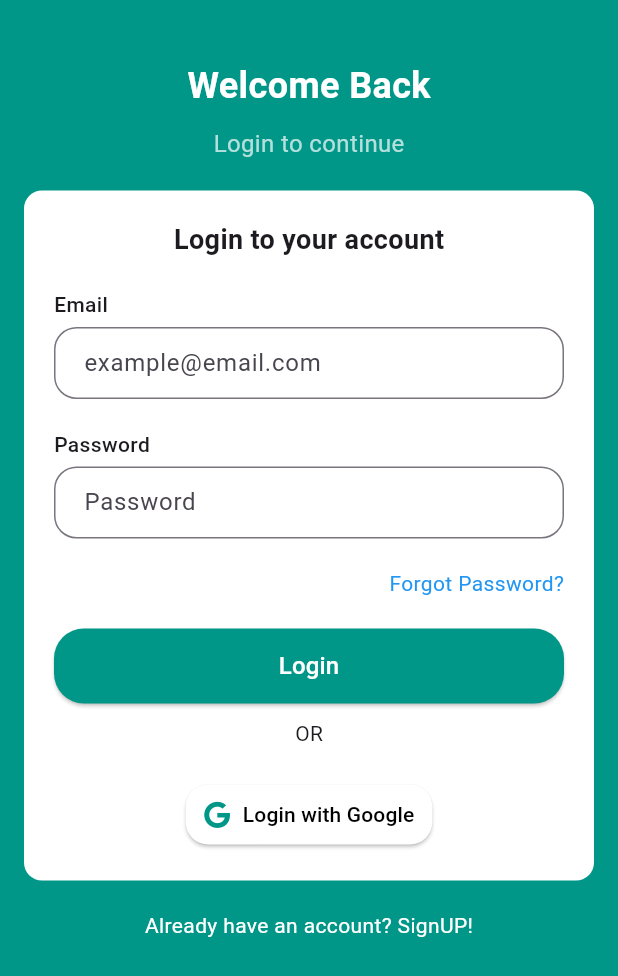
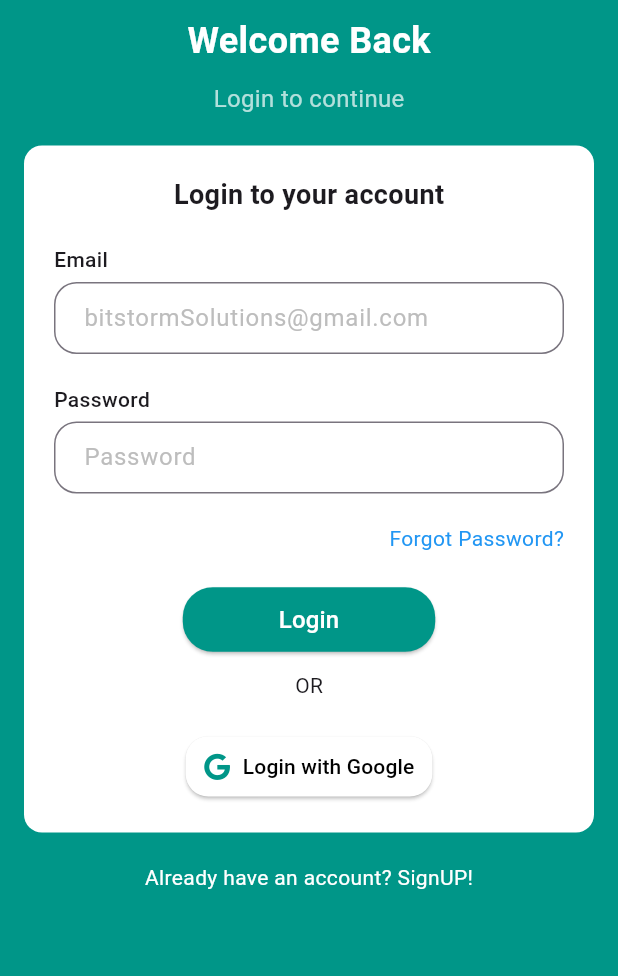
Before and after one commit to Ahad-Khan9076/sales_management, a Flutter app: the screen it shows after launch, after a tap on an icon or button, on a phone screen of 412 x 824 dp. Shown: the top 976 px of the screen. Run offline on Flutter 3.47's test engine with Material 3 defaults, Android fonts, the phone set to English and light mode, and no system bars; our stand-ins replace country_code_picker, curved_navigation_bar, fl_chart, font_awesome_flutter, get, intl_phone_field.

Commit message:
Modified the UI

```diff
--- a/lib/screens/login_screen.dart
+++ b/lib/screens/login_screen.dart
@@ -23,7 +23,7 @@ class _LoginScreenState extends State<LoginScreen> {
           child: Column(
             crossAxisAlignment: CrossAxisAlignment.start,
             children: [
-              const SizedBox(height: 40),
+              const SizedBox(height: 10),
               const Center(
                 child: Text(
                   "Welcome Back",
@@ -60,7 +60,7 @@ class _LoginScreenState extends State<LoginScreen> {
                       style: TextStyle(fontSize: 18, fontWeight: FontWeight.bold),
                     ),
                     const SizedBox(height: 20),
-                    CustomTextField(label: "Email", hintText: "example@email.com"),
+                    CustomTextField(label: "Email", hintText: "bitstormSolutions@gmail.com"),
                     const SizedBox(height: 20),
                     CustomTextField(label: "Password", hintText: "Password", obscureText: true),
                     const SizedBox(height: 20),
@@ -85,8 +85,9 @@ class _LoginScreenState extends State<LoginScreen> {
                       },
                       style: ElevatedButton.styleFrom(
                         backgroundColor: Colors.teal,
-                        minimumSize: const Size(double.infinity, 50),
+                        // minimumSize: const Size(double.infinity, 50),
                         shape: RoundedRectangleBorder(borderRadius: BorderRadius.circular(20)),
+                        padding: const EdgeInsets.symmetric(horizontal: 64,vertical: 10),
                       ),
                       child: const Text("Login", style: TextStyle(fontSize: 16, color: Colors.white)),
                     ),
--- a/lib/screens/signup_screen.dart
+++ b/lib/screens/signup_screen.dart
@@ -16,7 +16,7 @@ class SignupScreen extends StatelessWidget {
           child: Column(
             crossAxisAlignment: CrossAxisAlignment.center,
             children: [
-              const SizedBox(height: 30),
+              const SizedBox(height: 10),
               const Center(
                 child: Text(
                   "Welcome to the App",
@@ -48,7 +48,7 @@ class SignupScreen extends StatelessWidget {
                     BoxShadow(
                       color: Colors.black.withOpacity(0.1),
                       blurRadius: 10,
-                      offset: Offset(0, 5),
+                      offset: const Offset(0, 5),
                     ),
                   ],
                 ),
@@ -82,7 +82,7 @@ class SignupScreen extends StatelessWidget {
                     const SizedBox(height: 20),
                     const Row(
                       children: [
-                        Expanded(child: Divider(thickness: 1, color: Colors.black45)),
+                        Expanded(child: Divider(thickness: 2, color: Colors.black45)),
                         Padding(
                           padding: EdgeInsets.symmetric(horizontal: 8.0),
                           child: Text("OR", style: TextStyle(color: Colors.black54, fontSize: 16)),
@@ -93,35 +93,57 @@ class SignupScreen extends StatelessWidget {
                     const SizedBox(height: 20),
                     Row(
                       children: [
-                        Expanded(child: CustomTextField(label: "First Name", hintText: "First Name")),
+                        Expanded(child: CustomTextField(label: "First Name", hintText: "BitStorm")),
                         const SizedBox(width: 10),
-                        Expanded(child: CustomTextField(label: "Last Name", hintText: "Last Name")),
+                        Expanded(child: CustomTextField(label: "Last Name", hintText: "Solutions")),
                       ],
                     ),
                     const SizedBox(height: 20),
-                    CustomTextField(label: "Email", hintText: "example@email.com"),
+                    CustomTextField(label: "Email", hintText: "bitstormSolution@gmail.com"),
                     const SizedBox(height: 20),
                     CustomTextField(label: "Password", hintText: "Password", obscureText: true),
                     const SizedBox(height: 20),
-                    Row(
+                    Container(
+                      decoration: BoxDecoration(
+                        border: Border.all(color: Colors.grey[400]!), // Border color for the combined phone field
+                        borderRadius: BorderRadius.circular(15),
+                      ),
+                      child: Row(
                         children: [
                           CountryCodePicker(
                             onChanged: (country) {},
                             initialSelection: 'US',
                             favorite: ['+1', 'US'],
+                            showCountryOnly: false,
+                            showFlag: true,
+                            alignLeft: false,
+                            padding: const EdgeInsets.symmetric(horizontal: 8),
                           ),
-                        Expanded(child: CustomTextField(label: "Phone Number", hintText: "")),
+                          Expanded(
+                            child: TextField(
+                              decoration: InputDecoration(
+                                hintText: 'Phone Number',
+                                hintStyle: TextStyle(color: Colors.grey[400]), // Light grey hint text color
+                                border: InputBorder.none,
+                                contentPadding: const EdgeInsets.symmetric(vertical: 15),
+                              ),
+                            ),
+                          ),
                         ],
                       ),
+                    ),
                     const SizedBox(height: 30),
-                    ElevatedButton(
+                    SizedBox(
+                      width: 200, // Adjusted button width to be narrower
+                      child: ElevatedButton(
                         onPressed: () {},
                         style: ElevatedButton.styleFrom(
                           backgroundColor: Colors.teal,
-                        minimumSize: const Size(double.infinity, 50),
                           shape: RoundedRectangleBorder(borderRadius: BorderRadius.circular(20)),
+                          padding: const EdgeInsets.symmetric(vertical: 14),
                         ),
                         child: const Text("Signup", style: TextStyle(fontSize: 16, color: Colors.white)),
+                      ),
                     ),
                   ],
                 ),
--- a/pubspec.yaml
+++ b/pubspec.yaml
@@ -39,6 +39,7 @@ dependencies:
   font_awesome_flutter: ^10.7.0
   curved_navigation_bar: ^1.0.6
   fl_chart: ^0.69.0
+  intl_phone_field: ^3.2.0
   get:
 
 dev_dependencies:
```
Also changed, not shown: lib/components/reusable_components.dart (+56 -1 lines), pubspec.lock. Lines whose indentation alone changed are shown as unchanged.
